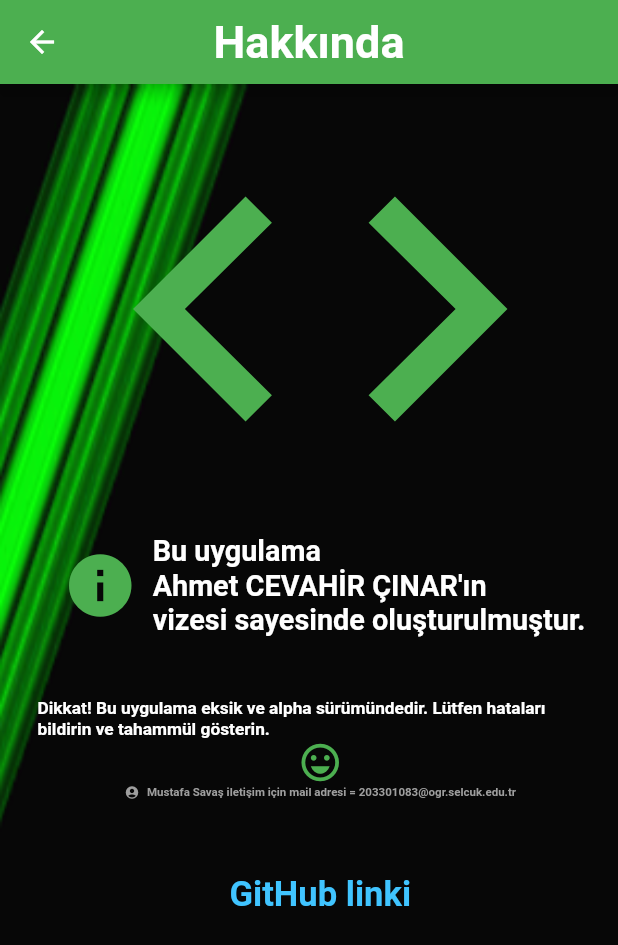
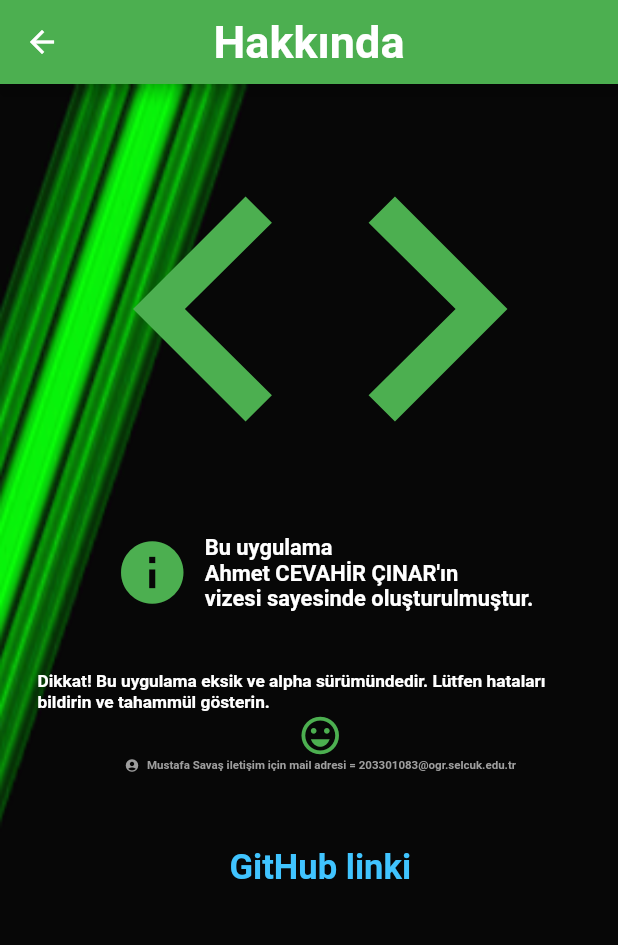
Before and after one commit to 9327MS/3301456_203301083, a Flutter app: the hakkinda screen opened directly, on a phone screen of 412 x 824 dp. Shown: the top 945 px of the screen. Run offline on Flutter 3.47's test engine with Material 2 defaults, Android fonts, the phone set to English and light mode, and no system bars; our stand-ins replace cloud_firestore, dropdown_button2, email_validator, firebase_auth, firebase_core, fl_chart and 1 more; accounts and stored records are empty.

Commit message:
anim düzeltmeler ve türkçe karakter sorunu düzeltme # Conflicts: #	lib/Bodys/geribody.dart #	lib/pages/ekran.dart #	lib/pages/girisekranı.dart

```diff
--- a/lib/model/resim.dart
+++ b/lib/model/resim.dart
@@ -10,7 +10,7 @@ class reisim extends StatefulWidget {
 }
 List<String>
 ckism = ['Ametist','Papatya''Gül','Zambak','Lale','Nergis','Orkide','Barış'],
-ckresim =['assets/images/amtes.jpg','assets/images/papatya.png','assets/images/gül.jpg','assets/images/zambak.jpg','assets/images/lale.jpg','assets/images/nergis.jpg','assets/images/orkide.jpg','assets/images/barıs.jpg'];
+ckresim =['assets/images/amtes.jpg','assets/images/papatya.png','assets/images/gul.jpg','assets/images/zambak.jpg','assets/images/lale.jpg','assets/images/nergis.jpg','assets/images/orkide.jpg','assets/images/baris.jpg'];
 class _reisimState extends State<reisim> {
   @override
   Widget build(BuildContext context) {
--- a/lib/pages/hakkında.dart
+++ b/lib/pages/hakkında.dart
@@ -65,7 +65,7 @@ class _hakkindaState extends State<hakkinda>
           children: <Widget>[
             Container(padding: EdgeInsets.only(left: 5,right: 10) ,child: Icon(Icons.info,color: Colors.green,size: 50),),
            Text("Bu uygulama \nAhmet CEVAHİR ÇINAR'ın\nvizesi sayesinde oluşturulmuştur.",style: TextStyle(
-                fontSize: _animation.value*25, color: Colors.white, fontWeight: FontWeight.bold,),
+                fontSize: _animation.value*19, color: Colors.white, fontWeight: FontWeight.bold,),
             ),
           ]
       ),
--- a/pubspec.yaml
+++ b/pubspec.yaml
@@ -77,8 +77,8 @@ flutter:
     - assets/images/amtes.jpg
     - assets/indir.png
     - assets/images/papatya.png
-    - assets/images/barıs.jpg
-    - assets/images/gül.jpg
+    - assets/images/baris.jpg
+    - assets/images/gul.jpg
     - assets/images/nergis.jpg
     - assets/images/orkide.jpeg
     - assets/images/zambak.jpg
```
Also changed, not shown: lib/pages/ekran.dart (+1 -1 lines), assets/images/baris.jpg (renamed from assets/images/barıs.jpg), assets/images/gul.jpg (renamed from assets/images/gül.jpg).
